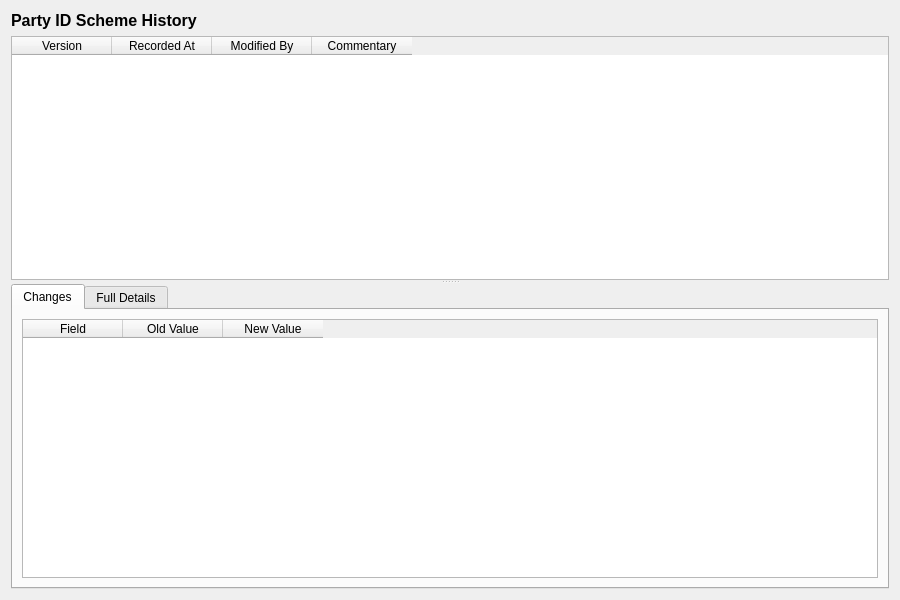
Qt form projects/ores.qt/ui/PartyIdSchemeHistoryDialog.ui (OreStudio/OreStudio) before a commit.
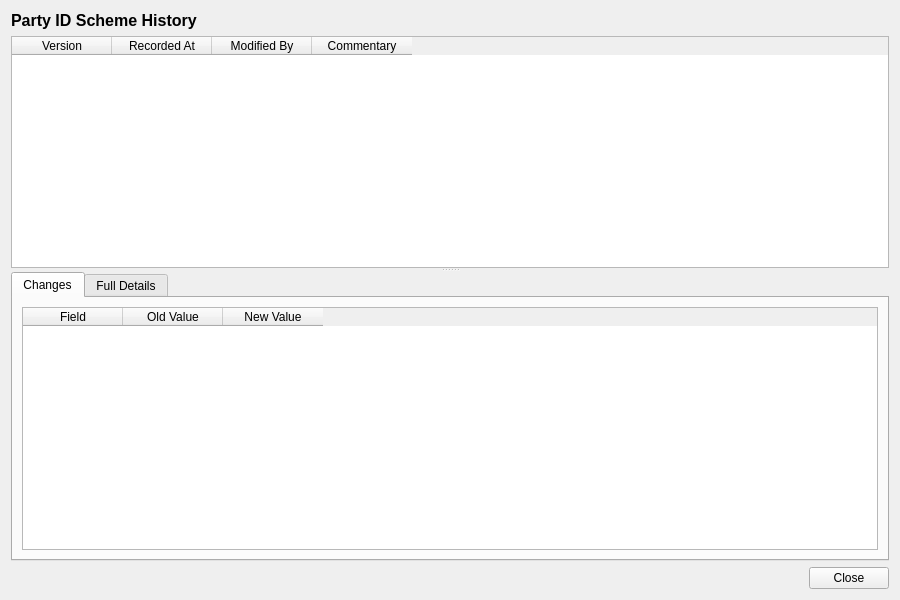
The same form after that commit.

Commit message: [qt] Remove toolbars from detail dialogs; add Close button throughout

Patch:
```diff
--- a/projects/ores.qt/ui/PartyIdSchemeHistoryDialog.ui
+++ b/projects/ores.qt/ui/PartyIdSchemeHistoryDialog.ui
@@ -265,6 +265,27 @@
      </widget>
     </widget>
    </item>
+   <item>
+    <layout class="QHBoxLayout" name="buttonLayout">
+     <item>
+      <spacer name="horizontalSpacer">
+       <property name="orientation">
+        <enum>Qt::Horizontal</enum>
+       </property>
+       <property name="sizeHint" stdset="0">
+        <size><width>40</width><height>20</height></size>
+       </property>
+      </spacer>
+     </item>
+     <item>
+      <widget class="QPushButton" name="closeButton">
+       <property name="text">
+        <string>Close</string>
+       </property>
+      </widget>
+     </item>
+    </layout>
+   </item>
   </layout>
  </widget>
  <resources/>
```
The commit also changes 201 other files.
